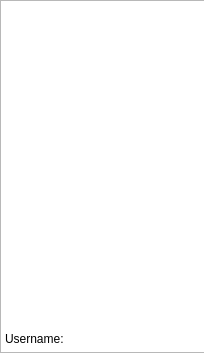
Before: the Qt Designer form FingerCoaster/scoreboard.ui in PavleVl/FingerCoaster, drawn with Qt 5.
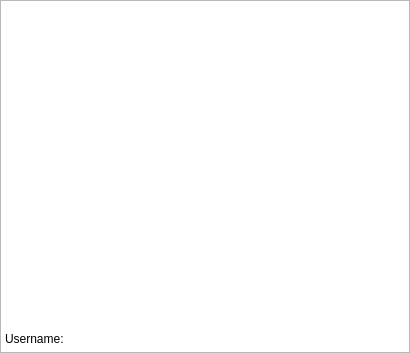
After: the same form once the commit is applied.

```diff
--- a/FingerCoaster/scoreboard.ui
+++ b/FingerCoaster/scoreboard.ui
@@ -6,7 +6,7 @@
    <rect>
     <x>0</x>
     <y>0</y>
-    <width>204</width>
+    <width>410</width>
     <height>353</height>
    </rect>
   </property>
@@ -18,7 +18,7 @@
     <rect>
      <x>0</x>
      <y>0</y>
-     <width>205</width>
+     <width>410</width>
      <height>353</height>
     </rect>
    </property>
```
